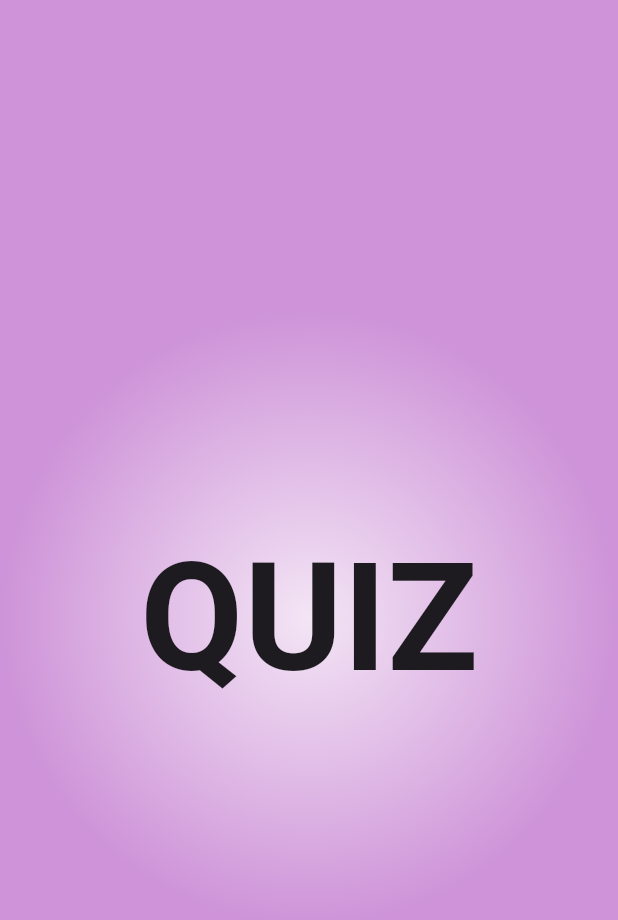
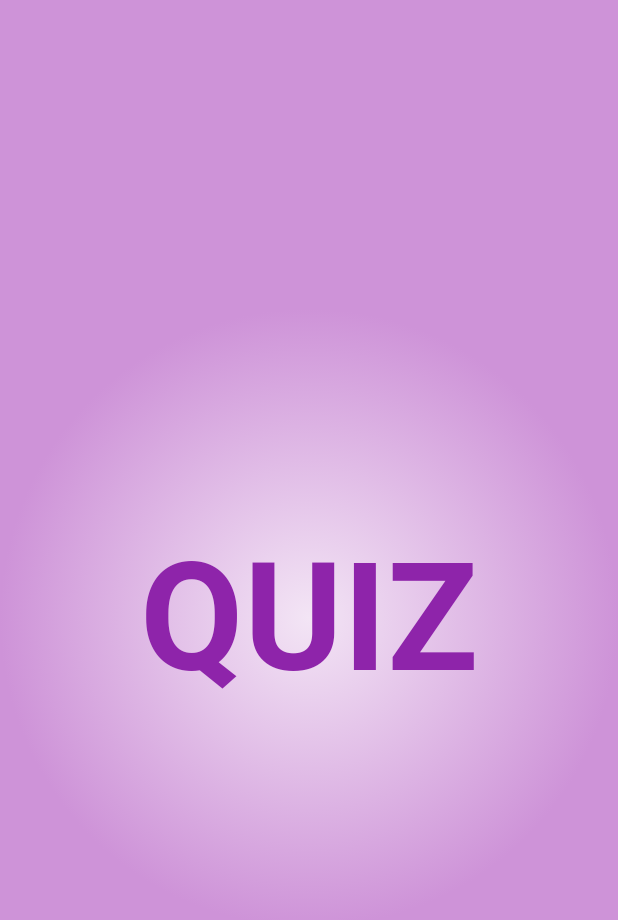
Before and after one commit to sohasara/Quiz-App, a Flutter app: the screen it shows after launch, on a phone screen of 412 x 824 dp. Shown: the top 920 px of the screen. Run offline on Flutter 3.47's test engine with Material 3 defaults, Android fonts, the phone set to English and light mode, and no system bars; our stand-ins replace flutter_riverpod.

Commit message:
chnage the color

```diff
--- a/lib/ui/splash_page/splash.dart
+++ b/lib/ui/splash_page/splash.dart
@@ -17,14 +17,15 @@ class SplashPage extends StatelessWidget {
             ],
           ),
         ),
-        child: const Column(
+        child: Column(
           mainAxisAlignment: MainAxisAlignment.center,
           children: [
             Text(
               'QUIZ',
               style: TextStyle(
                 fontSize: 100,
-                fontWeight: FontWeight.bold,
+                fontWeight: FontWeight.w700,
+                color: Colors.purple[600],
               ),
             ),
           ],
```
